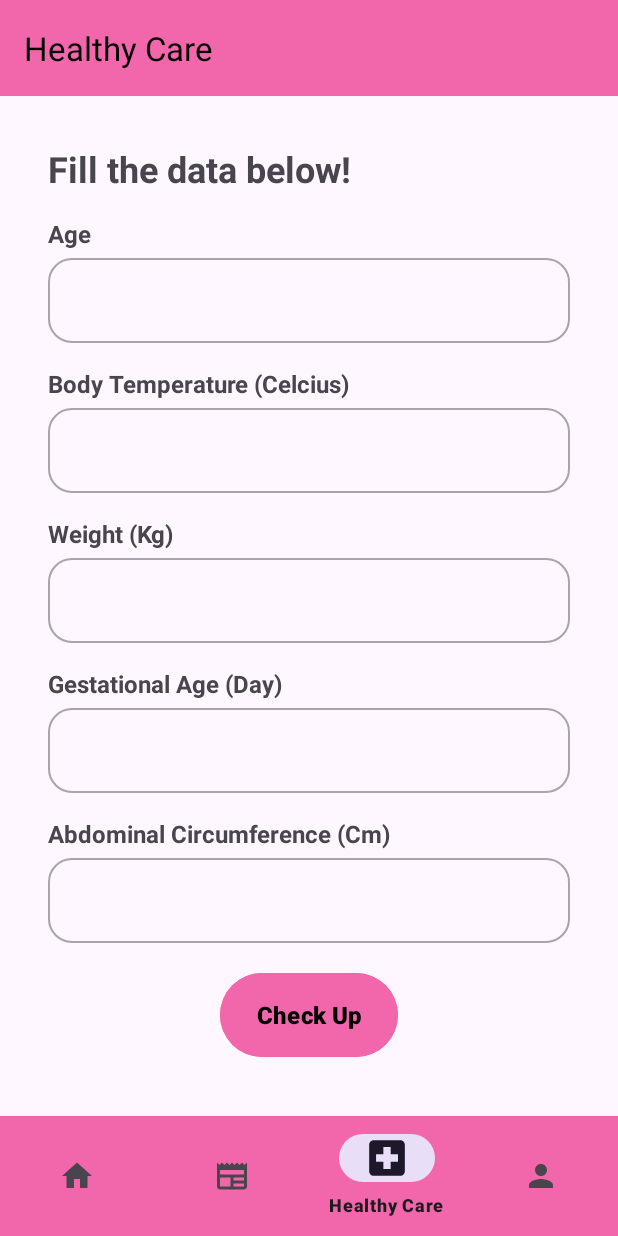
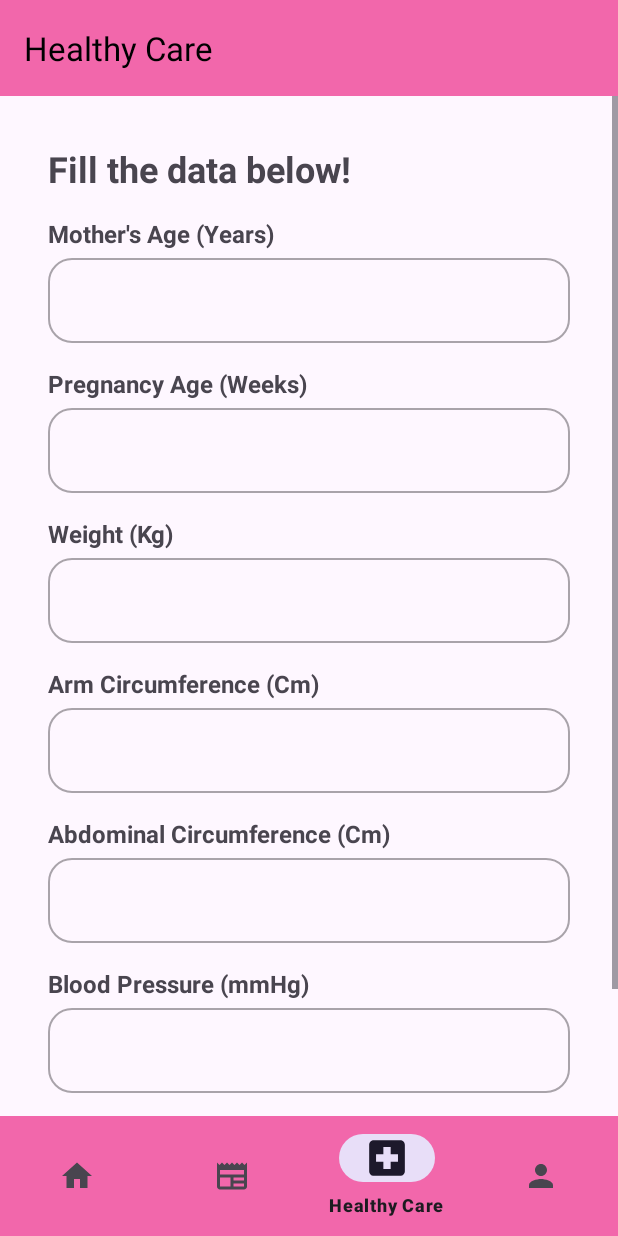
Before and after one commit to tinapyp/CarebyMom, an Android app: the HealthFragment screen opened through its navigation route, on a phone screen of 412 x 824 dp. Run offline under Robolectric (Android 15) with nearby library versions, the phone set to English and light mode, and no system bars; our stand-ins replace navigation-ui.

Commit message:
Update UI Healthy Care untuk parameter yang diperbarui

```diff
--- a/CareByMom/app/src/main/res/layout/fragment_health.xml
+++ b/CareByMom/app/src/main/res/layout/fragment_health.xml
@@ -60,19 +60,19 @@
         </com.google.android.material.textfield.TextInputLayout>
 
         <TextView
-            android:id="@+id/tvTemperature"
+            android:id="@+id/tvPregnancyAge"
             android:layout_width="wrap_content"
             android:layout_height="wrap_content"
             android:layout_marginStart="32dp"
             android:layout_marginTop="16dp"
-            android:text="@string/body_temperature_celcius"
+            android:text="@string/pregnancy_age"
             android:textSize="16sp"
             android:textStyle="bold"
             app:layout_constraintStart_toStartOf="parent"
             app:layout_constraintTop_toBottomOf="@+id/AgeEditTextLayout" />
 
         <com.google.android.material.textfield.TextInputLayout
-            android:id="@+id/TemperatureEditTextLayout"
+            android:id="@+id/PregnancyAgeEditTextLayout"
             style="@style/Widget.MaterialComponents.TextInputLayout.OutlinedBox"
             android:layout_width="0dp"
             android:layout_height="wrap_content"
@@ -84,10 +84,10 @@
             app:boxCornerRadiusTopStart="16dp"
             app:layout_constraintEnd_toEndOf="parent"
             app:layout_constraintStart_toStartOf="parent"
-            app:layout_constraintTop_toBottomOf="@+id/tvTemperature">
+            app:layout_constraintTop_toBottomOf="@+id/tvPregnancyAge">
 
             <com.google.android.material.textfield.TextInputEditText
-                android:id="@+id/TemperatureEditText"
+                android:id="@+id/PregnancyAgeEditText"
                 android:layout_width="match_parent"
                 android:layout_height="wrap_content"
                 android:ems="10"
@@ -106,7 +106,7 @@
             android:textSize="16sp"
             android:textStyle="bold"
             app:layout_constraintStart_toStartOf="parent"
-            app:layout_constraintTop_toBottomOf="@+id/TemperatureEditTextLayout" />
+            app:layout_constraintTop_toBottomOf="@+id/PregnancyAgeEditTextLayout" />
 
         <com.google.android.material.textfield.TextInputLayout
             android:id="@+id/WeightEditTextLayout"
@@ -134,19 +134,19 @@
         </com.google.android.material.textfield.TextInputLayout>
 
         <TextView
-            android:id="@+id/tvGesAge"
+            android:id="@+id/tvArmCircum"
             android:layout_width="wrap_content"
             android:layout_height="wrap_content"
             android:layout_marginStart="32dp"
             android:layout_marginTop="16dp"
-            android:text="@string/gestational_age"
+            android:text="@string/arm_circumference_cm"
             android:textSize="16sp"
             android:textStyle="bold"
             app:layout_constraintStart_toStartOf="parent"
             app:layout_constraintTop_toBottomOf="@+id/WeightEditTextLayout" />
 
         <com.google.android.material.textfield.TextInputLayout
-            android:id="@+id/GesAgeEditTextLayout"
+            android:id="@+id/ArmCircumEditTextLayout"
             style="@style/Widget.MaterialComponents.TextInputLayout.OutlinedBox"
             android:layout_width="0dp"
             android:layout_height="wrap_content"
@@ -158,10 +158,10 @@
             app:boxCornerRadiusTopStart="16dp"
             app:layout_constraintEnd_toEndOf="parent"
             app:layout_constraintStart_toStartOf="parent"
-            app:layout_constraintTop_toBottomOf="@+id/tvGesAge">
+            app:layout_constraintTop_toBottomOf="@+id/tvArmCircum">
 
             <com.google.android.material.textfield.TextInputEditText
-                android:id="@+id/GesAgeEditText"
+                android:id="@+id/ArmCircumEditText"
                 android:layout_width="match_parent"
                 android:layout_height="wrap_content"
                 android:ems="10"
@@ -180,7 +180,7 @@
             android:textSize="16sp"
             android:textStyle="bold"
             app:layout_constraintStart_toStartOf="parent"
-            app:layout_constraintTop_toBottomOf="@+id/GesAgeEditTextLayout" />
+            app:layout_constraintTop_toBottomOf="@+id/ArmCircumEditTextLayout" />
 
         <com.google.android.material.textfield.TextInputLayout
             android:id="@+id/AbdominalCircumferenceEditTextLayout"
@@ -207,6 +207,43 @@
                 tools:ignore="SpeakableTextPresentCheck" />
         </com.google.android.material.textfield.TextInputLayout>
 
+        <TextView
+            android:id="@+id/tvBloodPressure"
+            android:layout_width="wrap_content"
+            android:layout_height="wrap_content"
+            android:layout_marginStart="32dp"
+            android:layout_marginTop="16dp"
+            android:text="@string/blood_pressure_mmhg"
+            android:textSize="16sp"
+            android:textStyle="bold"
+            app:layout_constraintStart_toStartOf="parent"
+            app:layout_constraintTop_toBottomOf="@+id/AbdominalCircumferenceEditTextLayout" />
+
+        <com.google.android.material.textfield.TextInputLayout
+            android:id="@+id/BloodPressureEditTextLayout"
+            style="@style/Widget.MaterialComponents.TextInputLayout.OutlinedBox"
+            android:layout_width="0dp"
+            android:layout_height="wrap_content"
+            android:layout_marginStart="32dp"
+            android:layout_marginEnd="32dp"
+            app:boxCornerRadiusBottomEnd="16dp"
+            app:boxCornerRadiusBottomStart="16dp"
+            app:boxCornerRadiusTopEnd="16dp"
+            app:boxCornerRadiusTopStart="16dp"
+            app:layout_constraintEnd_toEndOf="parent"
+            app:layout_constraintStart_toStartOf="parent"
+            app:layout_constraintTop_toBottomOf="@+id/tvBloodPressure">
+
+            <com.google.android.material.textfield.TextInputEditText
+                android:id="@+id/BloodPressureEditText"
+                android:layout_width="match_parent"
+                android:layout_height="wrap_content"
+                android:ems="10"
+                android:inputType="number"
+                android:textSize="16sp"
+                tools:ignore="SpeakableTextPresentCheck" />
+        </com.google.android.material.textfield.TextInputLayout>
+
         <Button
             android:id="@+id/checkUpButton"
             android:layout_width="wrap_content"
@@ -221,7 +258,7 @@
             app:layout_constraintBottom_toBottomOf="parent"
             app:layout_constraintEnd_toEndOf="parent"
             app:layout_constraintStart_toStartOf="parent"
-            app:layout_constraintTop_toBottomOf="@+id/AbdominalCircumferenceEditTextLayout" />
+            app:layout_constraintTop_toBottomOf="@+id/BloodPressureEditTextLayout" />
 
     </androidx.constraintlayout.widget.ConstraintLayout>
 </ScrollView>
--- a/CareByMom/app/src/main/res/values/strings.xml
+++ b/CareByMom/app/src/main/res/values/strings.xml
@@ -9,7 +9,6 @@
     <string name="sign_up">Sign Up</string>
     <string name="register">Register,</string>
     <string name="name">Name</string>
-    <string name="gestational_age">Gestational Age (Day)</string>
     <string name="already_have_an_account">Already have an account?</string>
     <string name="home">Home</string>
     <string name="mom_s_tips">Mom\'s Tips</string>
@@ -24,10 +23,13 @@
     <string name="logout">Logout</string>
     <string name="healthy_activities_for_pregnant_women">Healthy activities for pregnant women</string>
     <string name="fill_the_data_below">Fill the data below!</string>
-    <string name="age">Age</string>
+    <string name="age">Mother\'s Age (Years)</string>
     <string name="body_temperature_celcius">Body Temperature (Celcius)</string>
     <string name="weight_kg">Weight (Kg)</string>
     <string name="abdominal_circumference_cm">Abdominal Circumference (Cm)</string>
     <string name="check_up">Check Up</string>
     <string name="test_result">Test result,</string>
+    <string name="pregnancy_age">Pregnancy Age (Weeks)</string>
+    <string name="arm_circumference_cm">Arm Circumference (Cm)</string>
+    <string name="blood_pressure_mmhg">Blood Pressure (mmHg)</string>
 </resources>
```
